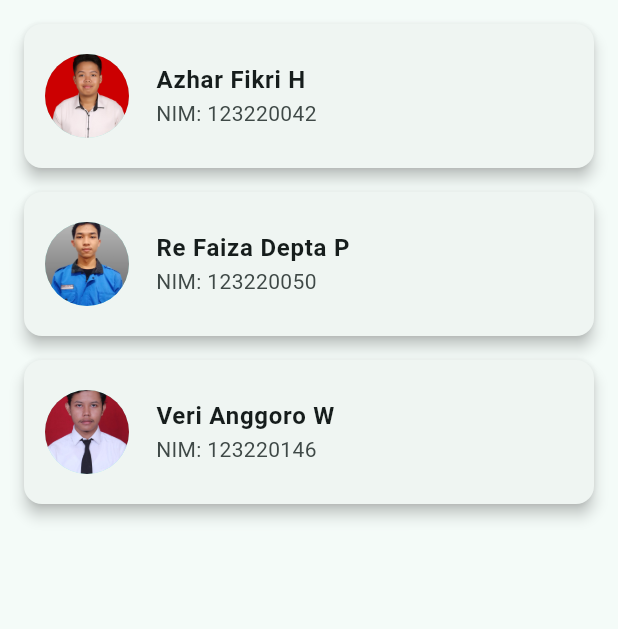
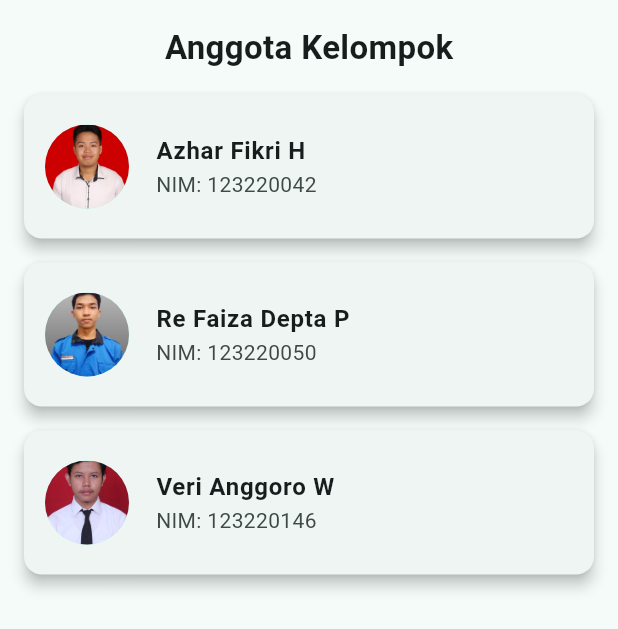
Before and after one commit to reized/tugas_3_mobile, a Flutter app: the MemberPage widget shown alone on an empty page, opened directly, on a phone screen of 412 x 824 dp. Shown: the top 629 px of the screen. Run offline on Flutter 3.47's test engine with Material 3 defaults, Android fonts, the phone set to English and light mode, and no system bars; our stand-ins replace cached_network_image, geocoding, geolocator, shared_preferences, stop_watch_timer; accounts and stored records are empty; network calls fail.

Commit message:
menambahkan judul

```diff
--- a/lib/pages/member_page.dart
+++ b/lib/pages/member_page.dart
@@ -23,15 +23,28 @@ class MemberPage extends StatelessWidget {
       },
     ];
 
-    return ListView.builder(
+    return Padding(
       padding: const EdgeInsets.all(16),
+      child: Column(
+        crossAxisAlignment: CrossAxisAlignment.center,
+        children: [
+          const Text(
+            'Anggota Kelompok',
+            style: TextStyle(
+              fontSize: 22,
+              fontWeight: FontWeight.bold,
+            ),
+          ),
+          const SizedBox(height: 16),
+          Expanded(
+            child: ListView.builder(
               itemCount: members.length,
               itemBuilder: (context, index) {
                 final member = members[index];
                 return Card(
                   elevation: 4,
-          shape:
-              RoundedRectangleBorder(borderRadius: BorderRadius.circular(12)),
+                  shape: RoundedRectangleBorder(
+                      borderRadius: BorderRadius.circular(12)),
                   margin: const EdgeInsets.only(bottom: 16),
                   child: ListTile(
                     contentPadding: const EdgeInsets.all(12),
@@ -47,6 +60,10 @@ class MemberPage extends StatelessWidget {
                   ),
                 );
               },
+            ),
+          ),
+        ],
+      ),
     );
   }
 }
```
Also changed, not shown: lib/pages/home_page.dart (+15 -5 lines). Lines whose indentation alone changed are shown as unchanged.
